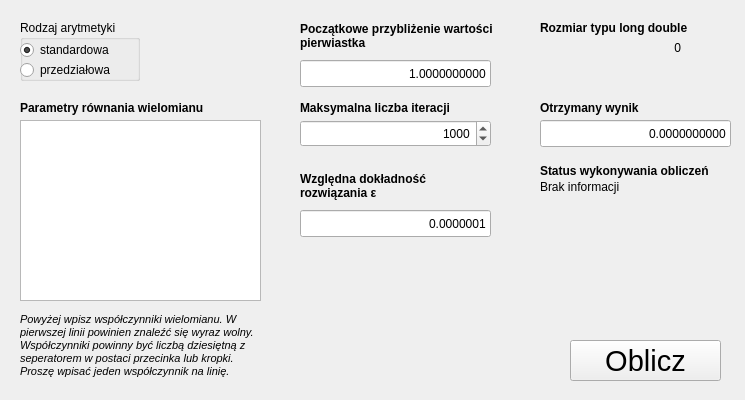
The window that mainwindow.ui (mescam/NewtonRoots) describes before a commit, drawn with Qt 5.
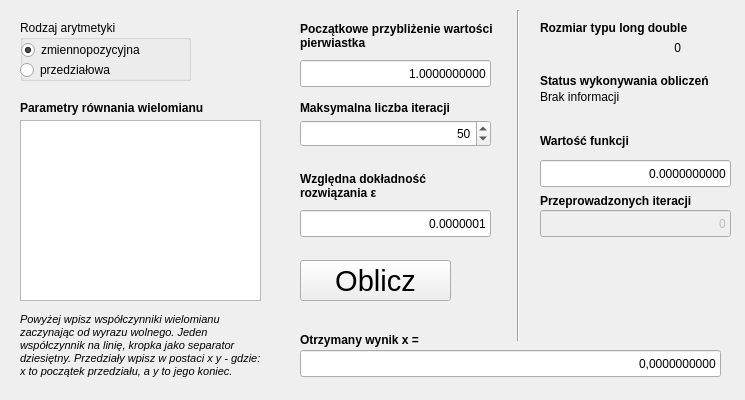
The same window after the commit.

What changed in the file:
```diff
--- a/mainwindow.ui
+++ b/mainwindow.ui
@@ -17,8 +17,8 @@
    <widget class="QPushButton" name="calcButton">
     <property name="geometry">
      <rect>
-      <x>570</x>
-      <y>340</y>
+      <x>300</x>
+      <y>260</y>
       <width>151</width>
       <height>41</height>
      </rect>
@@ -37,7 +37,7 @@
      <rect>
       <x>20</x>
       <y>20</y>
-      <width>120</width>
+      <width>171</width>
       <height>61</height>
      </rect>
     </property>
@@ -47,14 +47,43 @@
     <widget class="QRadioButton" name="standardRadio">
      <property name="geometry">
       <rect>
-       <x>0</x>
+       <x>1</x>
        <y>20</y>
-       <width>98</width>
+       <width>169</width>
        <height>20</height>
       </rect>
      </property>
+     <property name="sizePolicy">
+      <sizepolicy hsizetype="Expanding" vsizetype="Fixed">
+       <horstretch>0</horstretch>
+       <verstretch>0</verstretch>
+      </sizepolicy>
+     </property>
+     <property name="maximumSize">
+      <size>
+       <width>169</width>
+       <height>20</height>
+      </size>
+     </property>
+     <property name="sizeIncrement">
+      <size>
+       <width>3</width>
+       <height>0</height>
+      </size>
+     </property>
+     <property name="baseSize">
+      <size>
+       <width>3</width>
+       <height>0</height>
+      </size>
+     </property>
+     <property name="font">
+      <font>
+       <strikeout>false</strikeout>
+      </font>
+     </property>
      <property name="text">
-      <string>standardowa</string>
+      <string>zmiennopozycyjna</string>
      </property>
      <property name="checked">
       <bool>true</bool>
@@ -119,7 +148,7 @@
      </font>
     </property>
     <property name="text">
-     <string>Powyżej wpisz współczynniki wielomianu. W pierwszej linii powinien znaleźć się wyraz wolny. Współczynniki powinny być liczbą dziesiętną z seperatorem w postaci przecinka lub kropki. Proszę wpisać jeden współczynnik na linię.</string>
+     <string>Powyżej wpisz współczynniki wielomianu zaczynając od wyrazu wolnego. Jeden współczynnik na linię, kropka jako separator dziesiętny. Przedziały wpisz w postaci x y - gdzie: x to początek przedziału, a y to jego koniec.</string>
     </property>
     <property name="wordWrap">
      <bool>true</bool>
@@ -197,11 +226,14 @@
     <property name="alignment">
      <set>Qt::AlignRight|Qt::AlignTrailing|Qt::AlignVCenter</set>
     </property>
+    <property name="minimum">
+     <number>1</number>
+    </property>
     <property name="maximum">
-     <number>1000000</number>
+     <number>1000000000</number>
     </property>
     <property name="value">
-     <number>1000</number>
+     <number>50</number>
     </property>
    </widget>
    <widget class="QLabel" name="label_5">
@@ -246,7 +278,7 @@
     <property name="geometry">
      <rect>
       <x>540</x>
-      <y>160</y>
+      <y>70</y>
       <width>171</width>
       <height>21</height>
      </rect>
@@ -268,9 +300,9 @@
     <property name="geometry">
      <rect>
       <x>540</x>
-      <y>180</y>
+      <y>90</y>
       <width>171</width>
-      <height>141</height>
+      <height>41</height>
      </rect>
     </property>
     <property name="text">
@@ -286,10 +318,10 @@
    <widget class="QLabel" name="label_7">
     <property name="geometry">
      <rect>
-      <x>540</x>
-      <y>100</y>
-      <width>171</width>
-      <height>16</height>
+      <x>300</x>
+      <y>330</y>
+      <width>181</width>
+      <height>20</height>
      </rect>
     </property>
     <property name="font">
@@ -299,7 +331,7 @@
      </font>
     </property>
     <property name="text">
-     <string>Otrzymany wynik</string>
+     <string>Otrzymany wynik x =</string>
     </property>
     <property name="wordWrap">
      <bool>true</bool>
@@ -308,14 +340,14 @@
    <widget class="QLineEdit" name="result">
     <property name="geometry">
      <rect>
-      <x>540</x>
-      <y>120</y>
-      <width>191</width>
+      <x>300</x>
+      <y>350</y>
+      <width>421</width>
       <height>27</height>
      </rect>
     </property>
     <property name="text">
-     <string>0.0000000000</string>
+     <string>0,0000000000</string>
     </property>
     <property name="alignment">
      <set>Qt::AlignRight|Qt::AlignTrailing|Qt::AlignVCenter</set>
@@ -362,6 +394,107 @@
      <set>Qt::AlignRight|Qt::AlignTrailing|Qt::AlignVCenter</set>
     </property>
    </widget>
+   <widget class="QLabel" name="label_9">
+    <property name="geometry">
+     <rect>
+      <x>540</x>
+      <y>130</y>
+      <width>171</width>
+      <height>21</height>
+     </rect>
+    </property>
+    <property name="font">
+     <font>
+      <weight>75</weight>
+      <bold>true</bold>
+     </font>
+    </property>
+    <property name="text">
+     <string>Wartość funkcji</string>
+    </property>
+    <property name="wordWrap">
+     <bool>true</bool>
+    </property>
+   </widget>
+   <widget class="QLineEdit" name="value">
+    <property name="enabled">
+     <bool>true</bool>
+    </property>
+    <property name="geometry">
+     <rect>
+      <x>540</x>
+      <y>160</y>
+      <width>191</width>
+      <height>27</height>
+     </rect>
+    </property>
+    <property name="text">
+     <string>0.0000000000</string>
+    </property>
+    <property name="alignment">
+     <set>Qt::AlignRight|Qt::AlignTrailing|Qt::AlignVCenter</set>
+    </property>
+    <property name="readOnly">
+     <bool>true</bool>
+    </property>
+   </widget>
+   <widget class="QLabel" name="label_10">
+    <property name="geometry">
+     <rect>
+      <x>540</x>
+      <y>190</y>
+      <width>171</width>
+      <height>21</height>
+     </rect>
+    </property>
+    <property name="font">
+     <font>
+      <weight>75</weight>
+      <bold>true</bold>
+     </font>
+    </property>
+    <property name="text">
+     <string>Przeprowadzonych iteracji</string>
+    </property>
+    <property name="wordWrap">
+     <bool>true</bool>
+    </property>
+   </widget>
+   <widget class="QLineEdit" name="doneIter">
+    <property name="enabled">
+     <bool>false</bool>
+    </property>
+    <property name="geometry">
+     <rect>
+      <x>540</x>
+      <y>210</y>
+      <width>191</width>
+      <height>27</height>
+     </rect>
+    </property>
+    <property name="text">
+     <string>0</string>
+    </property>
+    <property name="alignment">
+     <set>Qt::AlignRight|Qt::AlignTrailing|Qt::AlignVCenter</set>
+    </property>
+    <property name="readOnly">
+     <bool>true</bool>
+    </property>
+   </widget>
+   <widget class="Line" name="line">
+    <property name="geometry">
+     <rect>
+      <x>510</x>
+      <y>10</y>
+      <width>16</width>
+      <height>331</height>
+     </rect>
+    </property>
+    <property name="orientation">
+     <enum>Qt::Vertical</enum>
+    </property>
+   </widget>
   </widget>
  </widget>
  <layoutdefault spacing="6" margin="11"/>
```
Left out of the diff: 9 changed lines with no effect on the pictures.
